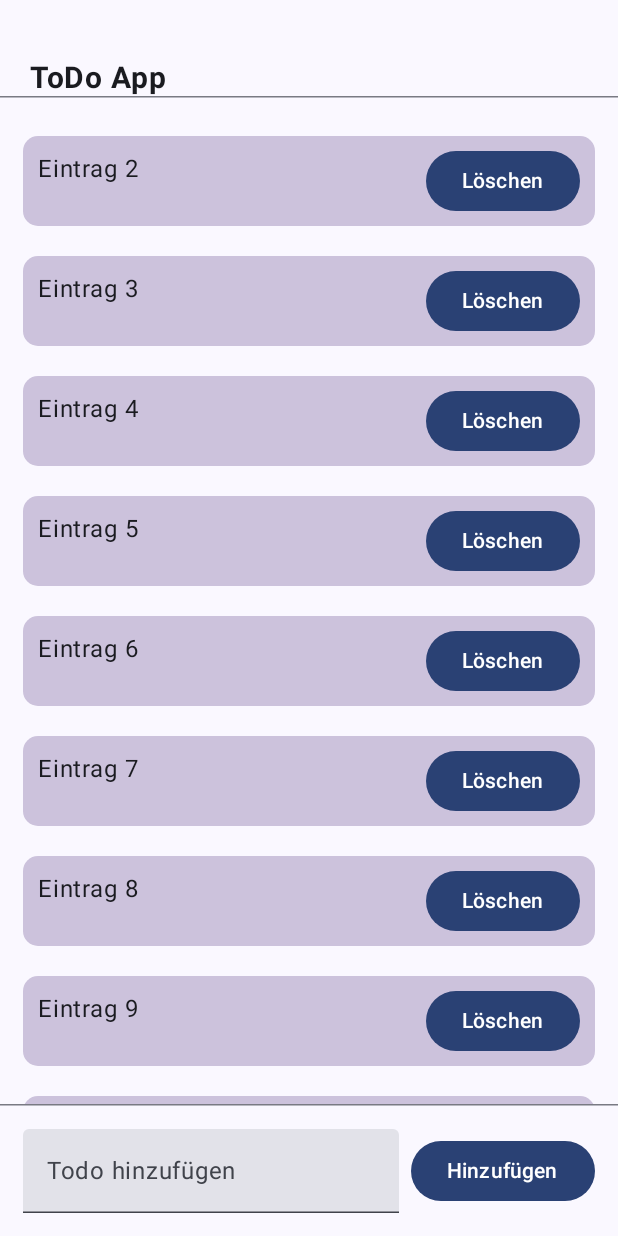
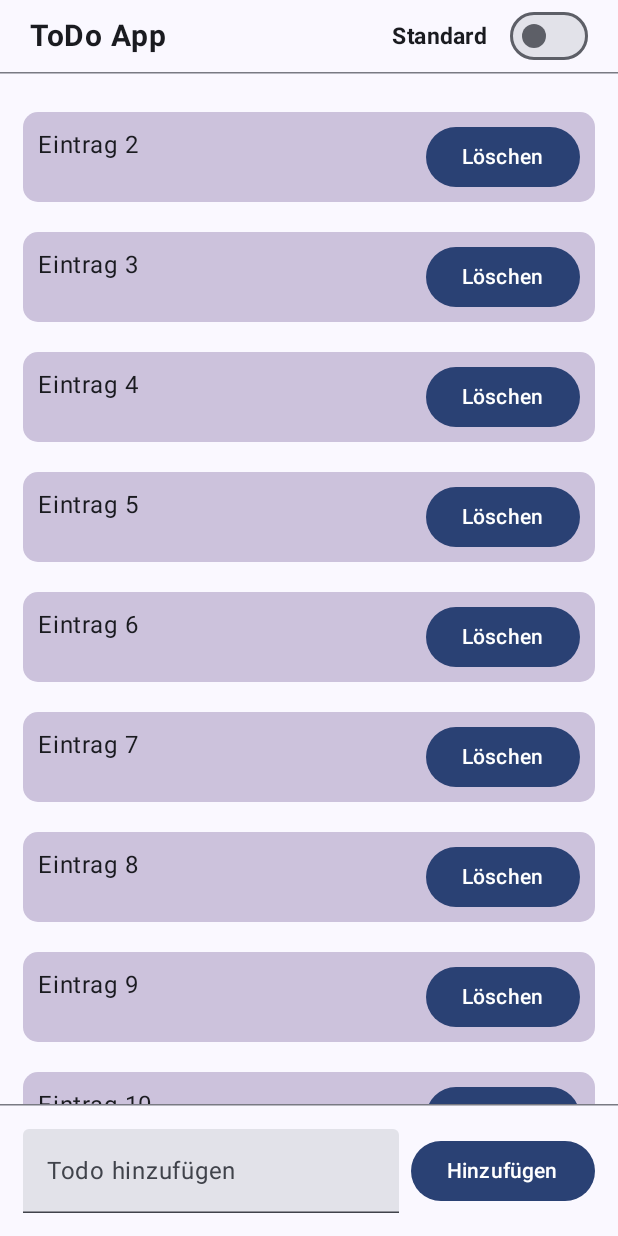
Before and after one commit to N-E-O-N-E/04-04-taskmanager-N-E-O-N-E, an Android app built with Jetpack Compose: the screen it shows after launch (MainActivity), after a tap on "Löschen", on a phone screen of 412 x 824 dp. Run offline under Robolectric (Android 15) with nearby library versions, the phone set to English and light mode, and no system bars.

Commit message:
Tag 2 Datensicherung NEONE

```diff
--- a/app/build.gradle.kts
+++ b/app/build.gradle.kts
@@ -57,5 +57,6 @@ dependencies {
     debugImplementation(libs.androidx.ui.tooling)
     debugImplementation(libs.androidx.ui.test.manifest)
     implementation (libs.androidx.lifecycle.viewmodel.compose)
+    implementation(libs.androidx.datastore.preferences)
 
 }
--- a/app/src/main/java/de/syntax_institut/taskmanager/MainActivity.kt
+++ b/app/src/main/java/de/syntax_institut/taskmanager/MainActivity.kt
@@ -1,5 +1,6 @@
 package de.syntax_institut.taskmanager
 
+import android.content.Context
 import android.os.Bundle
 import androidx.activity.ComponentActivity
 import androidx.activity.compose.setContent
@@ -8,8 +9,13 @@ import androidx.compose.foundation.layout.fillMaxSize
 import androidx.compose.foundation.layout.padding
 import androidx.compose.material3.Scaffold
 import androidx.compose.ui.Modifier
+import androidx.datastore.core.DataStore
+import androidx.datastore.preferences.core.Preferences
+import androidx.datastore.preferences.preferencesDataStore
 import de.syntax_institut.taskmanager.ui.theme.TaskManagerTheme
 import de.syntax_institut.taskmanager.views.TodoListItem
+
+val Context.dataStore: DataStore<Preferences> by preferencesDataStore(name = "sortList")
 
 class MainActivity : ComponentActivity() {
     override fun onCreate(savedInstanceState: Bundle?) {
--- a/app/src/main/java/de/syntax_institut/taskmanager/viewModels/TodoViewModel.kt
+++ b/app/src/main/java/de/syntax_institut/taskmanager/viewModels/TodoViewModel.kt
@@ -1,16 +1,32 @@
 package de.syntax_institut.taskmanager.viewModels
 
 import android.app.Application
+import androidx.datastore.preferences.core.booleanPreferencesKey
+import androidx.datastore.preferences.core.edit
 import androidx.lifecycle.AndroidViewModel
+import androidx.lifecycle.viewModelScope
 import de.syntax_institut.taskmanager.data.TodoData
 import de.syntax_institut.taskmanager.data.todoSamples
+import de.syntax_institut.taskmanager.dataStore
+import kotlinx.coroutines.flow.Flow
 import kotlinx.coroutines.flow.MutableStateFlow
 import kotlinx.coroutines.flow.asStateFlow
+import kotlinx.coroutines.flow.map
+import kotlinx.coroutines.launch
+
+private val DATASTORE_SORT_KEY = booleanPreferencesKey("sortList")
 
 class TodoViewModel(application: Application) : AndroidViewModel(application) {
+
+    private val dataStore = application.dataStore
+
+    val getSortState: Flow<Boolean> = dataStore.data.map { it[DATASTORE_SORT_KEY] ?: false }
+    fun saveSortState(value: Boolean) {
+        viewModelScope.launch { dataStore.edit { it[DATASTORE_SORT_KEY] = value } }
+    }
+
     private val _todos = MutableStateFlow(listOf<TodoData>())
     var todos = _todos.asStateFlow()
-
 
     // Create/Add
     fun createNote(data: TodoData) {
@@ -31,5 +47,4 @@ class TodoViewModel(application: Application) : AndroidViewModel(application) {
     fun deleteNote(data: TodoData) {
         _todos.value = _todos.value - data
     }
-
 }
--- a/app/src/main/java/de/syntax_institut/taskmanager/views/ListView.kt
+++ b/app/src/main/java/de/syntax_institut/taskmanager/views/ListView.kt
@@ -1,10 +1,6 @@
 package de.syntax_institut.taskmanager.views
 
-import android.R.attr.onClick
-import android.R.attr.text
-import android.graphics.drawable.Icon
-import androidx.compose.foundation.Image
-import androidx.compose.foundation.background
+import androidx.compose.foundation.layout.Arrangement
 import androidx.compose.foundation.layout.Column
 import androidx.compose.foundation.layout.Row
 import androidx.compose.foundation.layout.Spacer
@@ -15,19 +11,14 @@ import androidx.compose.foundation.layout.requiredHeight
 import androidx.compose.foundation.lazy.LazyColumn
 import androidx.compose.foundation.lazy.items
 import androidx.compose.foundation.shape.RoundedCornerShape
-import androidx.compose.material.icons.Icons
-import androidx.compose.material.icons.filled.Create
 import androidx.compose.material3.Button
 import androidx.compose.material3.Card
 import androidx.compose.material3.CardDefaults
 import androidx.compose.material3.CardDefaults.cardElevation
 import androidx.compose.material3.HorizontalDivider
-import androidx.compose.material3.Icon
-import androidx.compose.material3.OutlinedTextField
+import androidx.compose.material3.Switch
 import androidx.compose.material3.Text
 import androidx.compose.material3.TextField
-import androidx.compose.material3.TextFieldColors
-import androidx.compose.material3.TextFieldDefaults
 import androidx.compose.runtime.Composable
 import androidx.compose.runtime.collectAsState
 import androidx.compose.runtime.getValue
@@ -36,14 +27,11 @@ import androidx.compose.runtime.remember
 import androidx.compose.runtime.setValue
 import androidx.compose.ui.Alignment
 import androidx.compose.ui.Modifier
-import androidx.compose.ui.graphics.Color
 import androidx.compose.ui.text.font.FontWeight
 import androidx.compose.ui.unit.dp
 import androidx.compose.ui.unit.sp
 import androidx.lifecycle.viewmodel.compose.viewModel
 import de.syntax_institut.taskmanager.data.TodoData
-import de.syntax_institut.taskmanager.ui.theme.Purple40
-import de.syntax_institut.taskmanager.ui.theme.Purple80
 import de.syntax_institut.taskmanager.ui.theme.PurpleGrey80
 import de.syntax_institut.taskmanager.viewModels.TodoViewModel
 
@@ -54,22 +42,42 @@ fun TodoListItem(
 ) {
     val todos by viewModel.todos.collectAsState()
     var textInput by remember { mutableStateOf("") }
-
-
+    val sortState by viewModel.getSortState.collectAsState(initial = false)
 
     Column(
-        modifier = Modifier
+        modifier = modifier
             .fillMaxSize()
     ) {
 
-        Text(
+        Row(
             modifier = Modifier
-                .padding(horizontal = 20.dp)
-                .padding(top = 40.dp),
-            fontSize = 20.sp,
-            fontWeight = FontWeight.Bold,
-            text = "ToDo App"
+                .padding(horizontal = 20.dp),
+            verticalAlignment = Alignment.CenterVertically,
+            horizontalArrangement = Arrangement.Center
         )
+        {
+            Text(
+                modifier = Modifier
+                    .weight(1f),
+                fontSize = 20.sp,
+                fontWeight = FontWeight.Bold,
+                text = "ToDo App"
+            )
+
+            Text(
+                modifier = Modifier,
+                fontSize = 15.sp,
+                fontWeight = FontWeight.Bold,
+                text = if (sortState) "Alphabetisch" else "Standard"
+            )
+
+            Switch(modifier = Modifier
+                .padding(start = 15.dp),
+                checked = sortState,
+                onCheckedChange = {
+                    viewModel.saveSortState(it)
+                })
+        }
 
         HorizontalDivider()
 
--- a/gradle/libs.versions.toml
+++ b/gradle/libs.versions.toml
@@ -8,6 +8,7 @@ espressoCore = "3.6.1"
 lifecycleRuntimeKtx = "2.8.7"
 activityCompose = "1.10.0"
 composeBom = "2025.01.00"
+datastorePreferences = "1.1.2"
 
 [libraries]
 androidx-core-ktx = { group = "androidx.core", name = "core-ktx", version.ref = "coreKtx" }
@@ -26,6 +27,7 @@ androidx-ui-test-junit4 = { group = "androidx.compose.ui", name = "ui-test-junit
 androidx-material3 = { group = "androidx.compose.material3", name = "material3" }
 
 androidx-lifecycle-viewmodel-compose = { group = "androidx.lifecycle", name = "lifecycle-viewmodel-compose", version.ref = "lifecycleRuntimeKtx" }
+androidx-datastore-preferences = { group = "androidx.datastore", name = "datastore-preferences", version.ref = "datastorePreferences" }
 
 
 [plugins]
```
